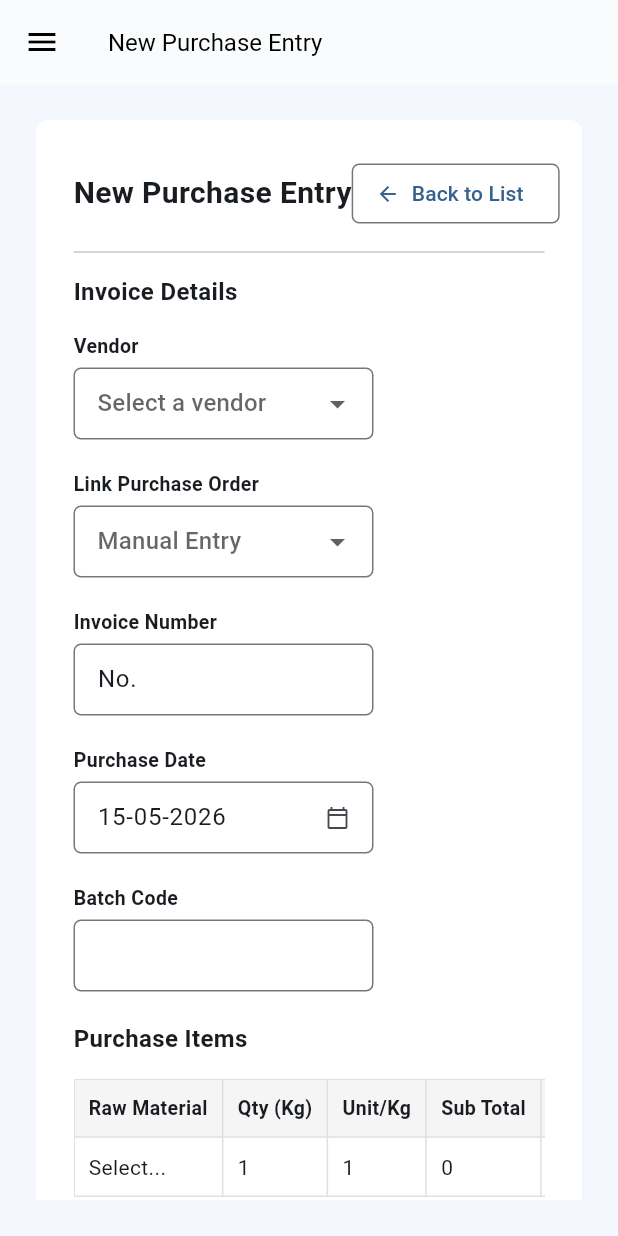
After one commit to omega-div913/Gowmari_backery_app, a Flutter app: the PackagingMaterialPage screen opened directly, after a tap on "Create New Purchase", on a phone screen of 412 x 824 dp. The commit adds this screen. Run offline on Flutter 3.47's test engine with Material 3 defaults, Android fonts, the phone set to English and light mode, and no system bars.

Commit message:
dashboard and packaging material

```diff
--- a/lib/screens/dashboard/dashboard_screen.dart
+++ b/lib/screens/dashboard/dashboard_screen.dart
@@ -1,6 +1,7 @@
 import 'package:flutter/material.dart';
-import 'package:gowmari_mobile/screens/masters/masters_page.dart'; // Added import for the Masters page
+import 'package:gowmari_mobile/screens/masters/masters_page.dart';
 import 'package:gowmari_mobile/screens/inventory/bakery_products_page.dart';
+import 'package:gowmari_mobile/screens/inventory/packaging_material_page.dart'; // 1. IMPORT THE NEW PAGE
 
 class DashboardScreen extends StatefulWidget {
   const DashboardScreen({super.key});
@@ -155,29 +156,24 @@ class AppSidebar extends StatelessWidget {
             child: ListView(
               padding: const EdgeInsets.symmetric(horizontal: 12),
               children: [
-                _menuItem(Icons.speed, "Overall Dashboard", isActive: true),
+                _menuItem(Icons.speed, "Overall Dashboard"), // Set to false, as we'll be on another page
                 const SizedBox(height: 20),
-                _menuItem(Icons.shopping_cart_outlined, "Purchase Section"),
+                _menuItem(Icons.shopping_cart_outlined, "Purchase Section", isActive: true), // Set this section to active
                 const SizedBox(height: 10),
 
-                // Passed 'context' to all subItems and added 'destination' to Masters
                 _subItem(context, Icons.inventory_2_outlined, "Raw Material", badge: "192"),
                 _subItem(context, Icons.assignment_turned_in_outlined, "RM Request Management"),
                 _subItem(context, Icons.event_available_outlined, "Daily Usage Management"),
-                _subItem(context, Icons.inventory_2_outlined, "Packaging Material"),
 
-                // MASTERS LINK ADDED HERE
+                // 2. THIS IS THE CORRECTED AND FINAL CHANGE
+                _subItem(context, Icons.inventory_2_outlined, "Packaging Material", destination: const PackagingMaterialPage()),
+
                 _subItem(context, Icons.storage_outlined, "Masters", destination: const MastersPage()),
-
                 _subItem(context, Icons.account_balance_wallet_outlined, "Stock Cost"),
                 _subItem(context, Icons.assignment_outlined, "Inventory Audit Entry"),
                 _subItem(context, Icons.delete_outline, "Wastage Management"),
                 _subItem(context, Icons.history, "Reversal History"),
-
-                // --- THIS IS THE ONLY LINE THAT CHANGED ---
-                // Added destination: const BakeryProductsPage()
                 _subItem(context, Icons.shopping_cart_checkout, "Bakery Products", destination: const BakeryProductsPage()),
-
                 _subItem(context, Icons.update, "Purchase Transfer History"),
                 _subItem(context, Icons.shopping_cart_checkout, "Purchase Report"),
               ],
@@ -205,15 +201,28 @@ class AppSidebar extends StatelessWidget {
             fontSize: 14,
             fontWeight: FontWeight.bold)
         ),
+        onTap: () {
+          // You might want to add navigation for main menu items too
+        },
       ),
     );
   }
 
-  // Updated _subItem to handle clicks and navigation
   Widget _subItem(BuildContext context, IconData icon, String text, {String? badge, Widget? destination}) {
+    // Check if the current route is the destination to set active state
+    bool isActive = false;
+    if (destination != null) {
+      // A simple check; more robust routing might use ModalRoute.of(context)?.settings.name
+      isActive = ModalRoute.of(context)?.settings is MaterialPageRoute &&
+                 (ModalRoute.of(context)?.settings as MaterialPageRoute).builder(context).runtimeType == destination.runtimeType;
+    }
+
     return Padding(
       padding: const EdgeInsets.only(left: 10),
       child: ListTile(
+        selected: isActive,
+        selectedTileColor: const Color(0xFFBBDEFB),
+        shape: RoundedRectangleBorder(borderRadius: BorderRadius.circular(8)),
         visualDensity: const VisualDensity(vertical: -4),
         leading: Icon(icon, size: 20, color: const Color(0xFF1A237E)),
         title: Text(text, style: const TextStyle(fontSize: 13, color: Color(0xFF1A237E), fontWeight: FontWeight.w600)),
@@ -223,8 +232,8 @@ class AppSidebar extends StatelessWidget {
           child: Text(badge, style: const TextStyle(fontSize: 10, fontWeight: FontWeight.bold)),
         ) : null,
         onTap: () {
-          // If a destination page is provided, navigate to it!
           if (destination != null) {
+            // Use pushReplacement to avoid building up a stack of pages
             Navigator.pushReplacement(
               context,
               MaterialPageRoute(builder: (context) => destination)
--- /dev/null
+++ b/lib/screens/inventory/packaging_material_page.dart
@@ -0,0 +1,326 @@
+import 'package:flutter/material.dart';
+import 'package:gowmari_mobile/screens/dashboard/dashboard_screen.dart'; // Import to use AppSidebar
+
+class PackagingMaterialPage extends StatefulWidget {
+  const PackagingMaterialPage({super.key});
+
+  @override
+  State<PackagingMaterialPage> createState() => _PackagingMaterialPageState();
+}
+
+class _PackagingMaterialPageState extends State<PackagingMaterialPage> {
+  bool _isCreatingNewPurchase = false;
+
+  @override
+  Widget build(BuildContext context) {
+    double screenWidth = MediaQuery.of(context).size.width;
+    bool isMobile = screenWidth < 1100;
+
+    return Scaffold(
+      backgroundColor: const Color(0xFFF4F7FE),
+      drawer: isMobile ? const Drawer(child: AppSidebar()) : null,
+      appBar: isMobile ? AppBar(
+        backgroundColor: Colors.white, elevation: 0.5,
+        iconTheme: const IconThemeData(color: Colors.black),
+        title: Text(_isCreatingNewPurchase ? "New Purchase Entry" : "Packaging Material",
+            style: const TextStyle(color: Colors.black, fontSize: 16)),)
+          : null,
+      body: Row(
+        children: [
+          if (!isMobile) const SizedBox(width: 300, child: AppSidebar()),
+          Expanded(
+            child: Column(
+              children: [
+                if (!isMobile) _buildTopBar(),
+                Expanded(
+                  child: Padding(
+                    padding: const EdgeInsets.all(24.0),
+                    child: Row(
+                      crossAxisAlignment: CrossAxisAlignment.start,
+                      children: [
+                        if (!isMobile) _buildInternalSidebar(),
+                        Expanded(
+                          child: AnimatedSwitcher(
+                            duration: const Duration(milliseconds: 200),
+                            child: _isCreatingNewPurchase
+                                ? SingleChildScrollView(child: _buildNewPurchaseForm())
+                                : _buildPurchaseHistoryList(),
+                          ),
+                        ),
+                      ],
+                    ),
+                  ),
+                ),
+              ],
+            ),
+          ),
+        ],
+      ),
+    );
+  }
+
+  Widget _buildTopBar() {
+    return Container(
+      height: 70, color: Colors.white,
+      padding: const EdgeInsets.symmetric(horizontal: 20),
+      child: Row(
+        children: [
+          const Icon(Icons.menu, color: Colors.grey),
+          const SizedBox(width: 15),
+          const Text("Home / Purchase Section / Packaging Material",
+              style: TextStyle(color: Colors.grey, fontSize: 13)),
+          const Spacer(),
+          Container( width: 300, height: 38,
+            decoration: BoxDecoration( color: const Color(0xFFF1F5F9), borderRadius: BorderRadius.circular(10)),
+            child: const TextField(
+                decoration: InputDecoration( hintText: "Search menus...",
+                    prefixIcon: Icon(Icons.search, size: 20),
+                    border: InputBorder.none)),
+          ),
+          const SizedBox(width: 20),
+          const CircleAvatar( radius: 18, backgroundColor: Colors.blue,
+              child: Text("R", style: TextStyle(color: Colors.white))),
+        ],
+      ),
+    );
+  }
+
+  Widget _buildInternalSidebar() {
+    return Container(
+      width: 240,
+      margin: const EdgeInsets.only(right: 24),
+      decoration: BoxDecoration(
+        color: Colors.white,
+        borderRadius: BorderRadius.circular(8),
+      ),
+      child: Column(
+        crossAxisAlignment: CrossAxisAlignment.start,
+        mainAxisSize: MainAxisSize.min, // To prevent it from taking full height
+        children: [
+          const Padding(
+            padding: EdgeInsets.fromLTRB(16, 16, 16, 8),
+            child: Text("Packaging Material", style: TextStyle(fontSize: 18, fontWeight: FontWeight.bold)),
+          ),
+          const Divider(height: 1),
+          Padding(
+            padding: const EdgeInsets.fromLTRB(16, 16, 16, 8),
+            child: Text("OPERATIONS", style: TextStyle(color: Colors.grey.shade600, fontSize: 12, fontWeight: FontWeight.bold)),
+          ),
+          _buildOperationItem("Purchase Entry", isActive: true),
+          _buildOperationItem("Purchase Order"),
+          _buildOperationItem("Invoice Management"),
+        ],
+      ),
+    );
+  }
+
+  Widget _buildOperationItem(String title, {bool isActive = false}) {
+    return Padding(
+      padding: const EdgeInsets.symmetric(horizontal: 8, vertical: 4),
+      child: InkWell(
+        onTap: () {},
+        borderRadius: BorderRadius.circular(8),
+        child: Container(
+          width: double.infinity,
+          padding: const EdgeInsets.symmetric(horizontal: 12, vertical: 12),
+          decoration: BoxDecoration(
+            color: isActive ? const Color(0xFF0D47A1) : Colors.transparent,
+            borderRadius: BorderRadius.circular(8),
+          ),
+          child: Text(
+            title,
+            style: TextStyle(
+              fontWeight: isActive ? FontWeight.bold : FontWeight.w500,
+              color: isActive ? Colors.white : Colors.grey.shade700,
+              fontSize: 14,
+            ),
+          ),
+        ),
+      ),
+    );
+  }
+
+  // --- WIDGET FOR PURCHASE HISTORY (Overflow Error Fixed) ---
+  Widget _buildPurchaseHistoryList() {
+    return Container(
+      key: const ValueKey('history'),
+      padding: const EdgeInsets.all(25),
+      decoration: BoxDecoration(color: Colors.white, borderRadius: BorderRadius.circular(8)),
+      child: Column(
+        crossAxisAlignment: CrossAxisAlignment.start,
+        children: [
+          Row(
+            mainAxisAlignment: MainAxisAlignment.spaceBetween,
+            children: [
+              const Flexible(child: Text("Purchase History", style: TextStyle(fontSize: 20, fontWeight: FontWeight.bold))),
+              Wrap( spacing: 10, runSpacing: 10,
+                children: [
+                  OutlinedButton.icon(
+                    icon: const Icon(Icons.file_download_outlined, size: 16),
+                    label: const Text("Export to Excel"),
+                    onPressed: () {},
+                    style: OutlinedButton.styleFrom(foregroundColor: Colors.green.shade700,
+                        side: BorderSide(color: Colors.green.shade700),
+                        shape: RoundedRectangleBorder(borderRadius: BorderRadius.circular(5))),
+                  ),
+                  ElevatedButton.icon(
+                    icon: const Icon(Icons.add, size: 16),
+                    label: const Text("Create New Purchase"),
+                    onPressed: () => setState(() => _isCreatingNewPurchase = true),
+                    style: ElevatedButton.styleFrom(backgroundColor: const Color(0xFF0D47A1),
+                        foregroundColor: Colors.white,
+                        shape: RoundedRectangleBorder(borderRadius: BorderRadius.circular(5))),
+                  ),
+                ],
+              ),
+            ],
+          ),
+          const SizedBox(height: 25),
+          Wrap(
+            spacing: 20, runSpacing: 20,
+            children: [
+              _buildHistoryFilterField("From Date", "30-04-2026", hasIcon: true),
+              _buildHistoryFilterField("To Date", "30-05-2026", hasIcon: true),
+              _buildHistoryFilterDropdown("Filter by Vendor", "All Vendors"),
+              _buildHistoryFilterDropdown("Filter by Product", "All Products"),
+            ],
+          ),
+          const SizedBox(height: 25),
+
+          // ******** RED LETTER ERROR FIX IS HERE ********
+          // This will make only the table scroll left and right if it's too wide.
+          SingleChildScrollView(
+            scrollDirection: Axis.horizontal,
+            child: DataTable(
+              dividerThickness: 1,
+              headingRowColor: MaterialStateProperty.all(Colors.transparent),
+              headingTextStyle: const TextStyle(fontWeight: FontWeight.bold, color: Colors.black, fontSize: 14),
+              columns: const [
+                DataColumn(label: Text('Date')), DataColumn(label: Text('Invoice No.')),
+                DataColumn(label: Text('Vendor')), DataColumn(label: Text('Material(s)')),
+                DataColumn(label: Text('Total Amount')), DataColumn(label: Text('Images')),
+                DataColumn(label: Text('Balance')), DataColumn(label: Text('Status')),
+                DataColumn(label: Text('Actions')),
+              ],
+              rows: const [],
+            ),
+          ),
+          // **********************************
+
+          const Center(
+            child: Padding(padding: EdgeInsets.symmetric(vertical: 40.0),
+              child: Text("No records found.", style: TextStyle(color: Colors.grey))),
+          )
+        ],
+      ),
+    );
+  }
+
+  // --- WIDGET FOR NEW PURCHASE ENTRY FORM ---
+  Widget _buildNewPurchaseForm() {
+    return Container(
+      key: const ValueKey('form'),
+      padding: const EdgeInsets.all(25),
+      decoration: BoxDecoration(color: Colors.white, borderRadius: BorderRadius.circular(8)),
+      child: Column(
+        crossAxisAlignment: CrossAxisAlignment.start,
+        children: [
+          Row(
+            mainAxisAlignment: MainAxisAlignment.spaceBetween,
+            children: [
+              const Text("New Purchase Entry", style: TextStyle(fontSize: 20, fontWeight: FontWeight.bold)),
+              OutlinedButton.icon(
+                icon: const Icon(Icons.arrow_back, size: 16),
+                label: const Text("Back to List"),
+                onPressed: () => setState(() => _isCreatingNewPurchase = false),
+                style: OutlinedButton.styleFrom(shape: RoundedRectangleBorder(borderRadius: BorderRadius.circular(5))),
+              ),
+            ],
+          ),
+          const Divider(height: 30),
+          _buildSectionTitle("Invoice Details"),
+          Wrap(
+            spacing: 20, runSpacing: 20,
+            children: [
+              _buildFormDropdown("Vendor", "Select a vendor"),
+              _buildFormDropdown("Link Purchase Order", "Manual Entry"),
+              _buildFormTextField("Invoice Number", "No."),
+              _buildFormTextField("Purchase Date", "15-05-2026", hasIcon: true),
+              _buildFormTextField("Batch Code", ""),
+            ],
+          ),
+          const SizedBox(height: 20),
+          _buildSectionTitle("Purchase Items"),
+          _buildItemsTable(),
+          const SizedBox(height: 10),
+          Align( alignment: Alignment.centerRight,
+            child: ElevatedButton.icon(onPressed: () {}, icon: const Icon(Icons.add, size: 16),
+              label: const Text("Add Item"), style: ElevatedButton.styleFrom(shape: RoundedRectangleBorder(borderRadius: BorderRadius.circular(5))),
+            ),
+          ),
+          const SizedBox(height: 20),
+          Row(
+            crossAxisAlignment: CrossAxisAlignment.start,
+            children: [
+              Expanded(flex: 1, child: Column(crossAxisAlignment: CrossAxisAlignment.start,
+                  children: [
+                    _buildSectionTitle("Initial Payment"),
+                    _buildFormTextField("Paid Amount", "₹ 0"),
+                  ],
+                ),
+              ),
+              const SizedBox(width: 30),
+              Expanded(flex: 1, child: Column(crossAxisAlignment: CrossAxisAlignment.start,
+                  children: [
+                    _buildSectionTitle("Invoice Summary"),
+                    _buildSummaryRow("Sub Total", "₹0.00"),
+                    _buildSummaryRow("Total (Before Round Off)", "₹0.00"),
+                    _buildSummaryRow("Round Off", "0"),
+                    _buildSummaryRow("Grand Total", "₹0.00", isBold: true),
+                    _buildSummaryRow("Paid Amount", "-₹0.00"),
+                    const Divider(height: 15),
+                    Container(
+                      color: Colors.grey.shade200, padding: const EdgeInsets.symmetric(horizontal: 8, vertical: 4),
+                      child: _buildSummaryRow("Balance Due", "₹0.00", isBold: true, isLarge: true),
+                    ),
+                  ],
+                ),
+              ),
+            ],
+          ),
+          const SizedBox(height: 20),
+          _buildSectionTitle("Image Attachments"),
+          const Text("Purchase Images"),
+          const SizedBox(height: 10),
+          Container(
+            height: 120, width: 120,
+            decoration: BoxDecoration(border: Border.all(color: Colors.grey.shade300), borderRadius: BorderRadius.circular(8)),
+            child: const Column(mainAxisAlignment: MainAxisAlignment.center, children: [
+                Icon(Icons.add_circle_outline, color: Colors.grey), SizedBox(height: 8), Text("Add Images", style: TextStyle(color: Colors.grey)),
+              ],),
+          ),
+          const SizedBox(height: 10),
+          const Text("Images are stored on the server only when the purchase is saved.", style: TextStyle(fontSize: 12, color: Colors.grey)),
+          const Text("Attachments are saved only when you click 'Save' or 'Update'.", style: TextStyle(fontSize: 12, color: Colors.grey)),
+          const Divider(height: 30),
+          Row(mainAxisAlignment: MainAxisAlignment.end, children: [
+              OutlinedButton(onPressed: () {}, child: const Text("Cancel")), const SizedBox(width: 10),
+              ElevatedButton(onPressed: () {}, style: ElevatedButton.styleFrom(backgroundColor: const Color(0xFF0D47A1), foregroundColor: Colors.white,),
+                child: const Text("Save Purchase"),)
+            ],)
+        ],
+      ),
+    );
+  }
+
+  // --- HELPER WIDGETS ---
+  Widget _buildSectionTitle(String title) => Padding(padding: const EdgeInsets.only(bottom: 15.0), child: Text(title, style: const TextStyle(fontWeight: FontWeight.bold, fontSize: 16)),);
+  Widget _buildHistoryFilterField(String label, String hint, {bool hasIcon = false}) => SizedBox(width: 200, child: Column(crossAxisAlignment: CrossAxisAlignment.start, children: [Text(label, style: TextStyle(color: Colors.grey.shade600, fontSize: 13)), const SizedBox(height: 5), TextFormField(initialValue: hint, decoration: InputDecoration(isDense: true, contentPadding: const EdgeInsets.all(10), suffixIcon: hasIcon ? const Icon(Icons.calendar_today_outlined, size: 16) : null, border: OutlineInputBorder(borderRadius: BorderRadius.circular(5), borderSide: BorderSide(color: Colors.grey.shade300))),), ],),);
+  Widget _buildHistoryFilterDropdown(String label, String value) => SizedBox(width: 200, child: Column(crossAxisAlignment: CrossAxisAlignment.start, children: [Text(label, style: TextStyle(color: Colors.grey.shade600, fontSize: 13)), const SizedBox(height: 5), DropdownButtonFormField<String>(value: value, isDense: true, decoration: InputDecoration(contentPadding: const EdgeInsets.symmetric(horizontal: 10, vertical: 5), border: OutlineInputBorder(borderRadius: BorderRadius.circular(5), borderSide: BorderSide(color: Colors.grey.shade300))), items: [DropdownMenuItem(value: value, child: Text(value))], onChanged: (newValue) {},), ],),);
+  Widget _buildFormTextField(String label, String hint, {bool hasIcon = false}) => SizedBox(width: 200, child: Column(crossAxisAlignment: CrossAxisAlignment.start, children: [Text(label, style: const TextStyle(fontSize: 13, fontWeight: FontWeight.w600)), const SizedBox(height: 5), TextFormField(initialValue: hint, decoration: InputDecoration(isDense: true, contentPadding: const EdgeInsets.all(12), suffixIcon: hasIcon ? const Icon(Icons.calendar_today_outlined, size: 16) : null, border: OutlineInputBorder(borderRadius: BorderRadius.circular(5), borderSide: BorderSide(color: Colors.grey.shade400))),), ]));
+  Widget _buildFormDropdown(String label, String hint) => SizedBox(width: 200, child: Column(crossAxisAlignment: CrossAxisAlignment.start, children: [Text(label, style: const TextStyle(fontSize: 13, fontWeight: FontWeight.w600)), const SizedBox(height: 5), DropdownButtonFormField<String>(hint: Text(hint), isDense: true, decoration: InputDecoration(contentPadding: const EdgeInsets.symmetric(horizontal: 12, vertical: 8), border: OutlineInputBorder(borderRadius: BorderRadius.circular(5), borderSide: BorderSide(color: Colors.grey.shade400))), items: [DropdownMenuItem(value: hint, child: Text(hint))], onChanged: (value) {},), ]));
+  Widget _buildItemsTable() => SingleChildScrollView(scrollDirection: Axis.horizontal, child: Table(border: TableBorder.all(color: Colors.grey.shade300), columnWidths: const { 0: IntrinsicColumnWidth(), 1: IntrinsicColumnWidth(), 2: IntrinsicColumnWidth(), 3: IntrinsicColumnWidth(), 4: IntrinsicColumnWidth(), 5: IntrinsicColumnWidth(), 6: IntrinsicColumnWidth(), 7: IntrinsicColumnWidth(), }, children: [TableRow(decoration: BoxDecoration(color: Colors.grey.shade100), children: [ _tableHeader("Raw Material"), _tableHeader("Qty (Kg)"), _tableHeader("Unit/Kg"), _tableHeader("Sub Total"), _tableHeader("Price/Unit"), _tableHeader("GST Type & %"), _tableHeader("GST Amount"), _tableHeader("Item Total"), ]), TableRow(children: [_tableCell(Text("Select...")), _tableCell(Text("1")), _tableCell(Text("1")), _tableCell(Text("0")), _tableCell(Text("₹0.00")), _tableCell(Text("SGST 2.5% CGST 2.5%")), _tableCell(Text("% 0.00")), _tableCell(Text("₹0.00", style: const TextStyle(fontWeight: FontWeight.bold))),]),],),);
+  Widget _tableHeader(String text) => Padding(padding: const EdgeInsets.all(10.0), child: Text(text, style: const TextStyle(fontWeight: FontWeight.bold, fontSize: 13)));
+  Widget _tableCell(Widget child) => Padding(padding: const EdgeInsets.all(10.0), child: child);
+  Widget _buildSummaryRow(String title, String value, {bool isBold = false, bool isLarge = false}) => Padding(padding: const EdgeInsets.symmetric(vertical: 4.0), child: Row(mainAxisAlignment: MainAxisAlignment.spaceBetween, children: [Text(title, style: TextStyle(fontSize: isLarge ? 15 : 14, fontWeight: isBold ? FontWeight.bold : FontWeight.normal, color: Colors.grey.shade800)), Text(value, style: TextStyle(fontSize: isLarge ? 15 : 14, fontWeight: isBold ? FontWeight.bold : FontWeight.normal, color: Colors.grey.shade800)),],),);
+}
```
